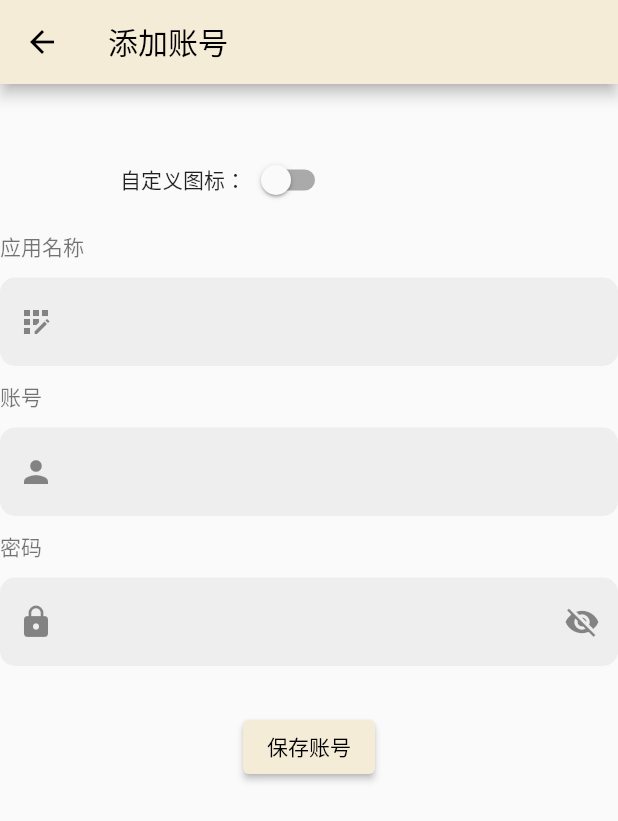
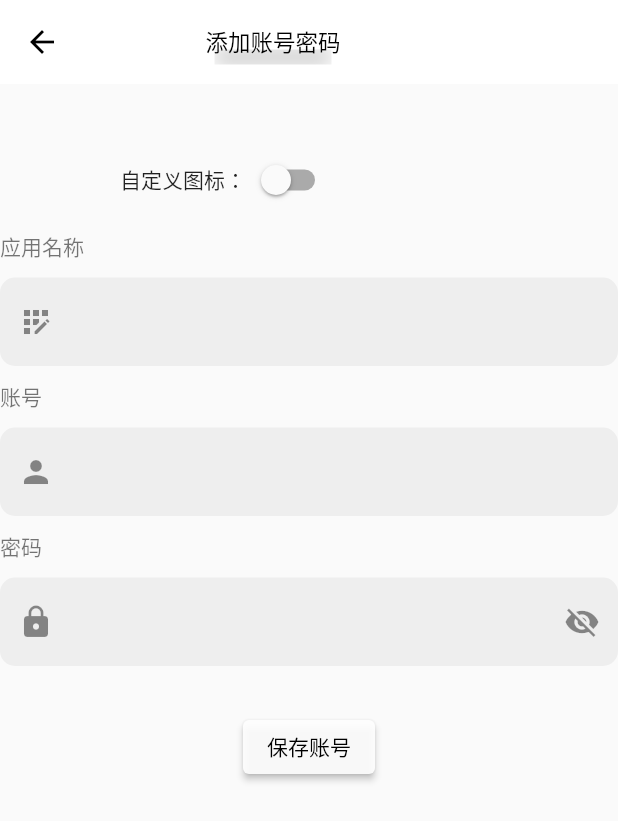
Before and after one commit to leewei0923/Keep_account, a Flutter app: the screen it shows after launch, after a tap on "添加", on a phone screen of 412 x 824 dp. Shown: the top 821 px of the screen. Run offline on Flutter 3.47's test engine with Material 2 defaults, Android fonts, the phone set to English and light mode, and no system bars; our stand-ins replace flutter_native_splash, flutter_slidable, image_picker, sqflite, vibration; missing offline and left inert: hidable; accounts and stored records are empty.

Commit message:
feat: 更改样式

```diff
--- a/lib/databases/db_handler/add_account_handle.dart
+++ b/lib/databases/db_handler/add_account_handle.dart
@@ -117,4 +117,8 @@ class AccountDBProvider extends BaseDbProvider {
 
     return await db.rawQuery("UPDATE $name SET isHide = $topCode where id = $id");
   }
+
+  /// 查找数据
+ /// string name
+
 }
--- a/lib/main.dart
+++ b/lib/main.dart
@@ -40,7 +40,7 @@ class MyApp extends StatelessWidget {
     return MaterialApp(
       title: '密码词典',
       theme: ThemeData(
-        primarySwatch: createMaterialColor(Color(0xFFF5ECD7)),
+        primarySwatch: createMaterialColor(Colors.white.withOpacity(0.9)),
       ),
       home: const MyHomePage(),
     );
@@ -116,14 +116,14 @@ class _MyHomePageState extends State<MyHomePage> {
                   final handleList = HandleList();
                   List<AccountModel> res =
                       handleList.removeOne(id, accountsList);
-                  int ilist = 0;
+                  int list = 0;
                   for (int i = 0; i < accountsList.length; i++) {
                     if (accountsList[i].id == id) {
-                      ilist = i;
+                      list = i;
                       break;
                     }
                   }
-                  setState(() => accountsList.removeAt(ilist));
+                  setState(() => accountsList.removeAt(list));
                   AccountDBProvider().delete(id);
                   Navigator.of(context).pop(); // 关闭对话框
                 },
@@ -163,7 +163,7 @@ class _MyHomePageState extends State<MyHomePage> {
         mainListScrollControl = scrollController;
         return Container(
           decoration: BoxDecoration(
-            color: CustomColors.bg200,
+            color: Color(0xFFEFEFEF),
             borderRadius: BorderRadius.circular(20),
           ),
           child: Scrollbar(
@@ -291,7 +291,6 @@ class _MyHomePageState extends State<MyHomePage> {
         appBar: AppBar(
           elevation: 0,
           actions: [
-            IconButton(onPressed: () {}, icon: const Icon(Icons.add_alert)),
             Container(
                 width: 40,
                 height: 40,
@@ -312,7 +311,7 @@ class _MyHomePageState extends State<MyHomePage> {
                 height: screenHeigh,
                 child: Container(
                     width: screenWidth,
-                    color: const Color(0xFFF5ECD7),
+                    color: Colors.white,
                     child: Column(
                       children: [
                         Container(
--- a/lib/pages/addPage.dart
+++ b/lib/pages/addPage.dart
@@ -102,7 +102,33 @@ class _AddPage extends State<AddPage> {
     return Scaffold(
         resizeToAvoidBottomInset: true,
         appBar: AppBar(
-          title: Text("添加账号"),
+          title: Container(
+            width: 140,
+            margin: EdgeInsets.fromLTRB(40, 0, 0, 0),
+            child: Center(
+              child: Container(
+                decoration: BoxDecoration(
+                  // color: Colors.white,
+                  boxShadow: [
+                    BoxShadow(
+                        color: Colors.grey.withOpacity(0.6),
+                        blurRadius: 10,
+                        offset: Offset(0, 10),
+                        blurStyle: BlurStyle.inner,
+                        spreadRadius: -6),
+                  ],
+                ),
+                child: const Text(
+                  "添加账号密码",
+                  style: TextStyle(fontSize: 15, fontWeight: FontWeight.w400),
+                  overflow: TextOverflow.ellipsis,
+                ),
+              ),
+
+            ),
+          ),
+          backgroundColor: Colors.white,
+          shadowColor: Colors.transparent,
           leading: IconButton(
             icon: const Icon(Icons.arrow_back),
             onPressed: () {
--- a/lib/widgets/HomeSideBarListView.dart
+++ b/lib/widgets/HomeSideBarListView.dart
@@ -1,5 +1,6 @@
 import 'package:flutter/material.dart';
 import 'package:keep_account/main.dart';
+import 'package:keep_account/pages/allAccountPage.dart';
 import 'package:keep_account/pages/setting.dart';
 import 'package:keep_account/pages/preSetting.dart';
 
@@ -55,6 +56,7 @@ class HomeSideBarListType {
 
 List<HomeSideBarListType> HomeSideBarLists = [
   HomeSideBarListType(icon: Icons.home, label: "首页", router: MyApp()),
+  HomeSideBarListType(icon: Icons.account_box, label: "账号列表", router: AllAccountPage()),
   HomeSideBarListType(
       icon: Icons.settings_backup_restore_sharp,
       label: "预先设置",
```
Also changed, not shown: lib/pages/allAccountPage.dart (added, +40 -0 lines), lib/pages/passwordDetails.dart (+27 -1 lines), lib/pages/searchPage.dart (+11 -14 lines), lib/utils/utils.dart (line endings or trailing spaces).
